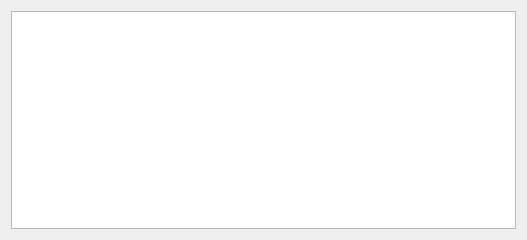
Qt form server/gui/ui/ActiveUsers.ui (Howest-AdvMathProg/project-2021-Joren-vanGoethem) before a commit.
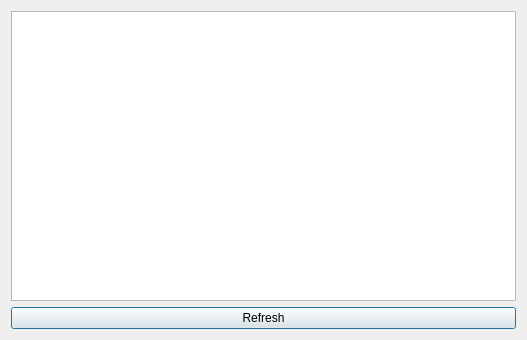
The same form after that commit.

Commit message: add refresh button

```diff
--- a/server/gui/ui/ActiveUsers.ui
+++ b/server/gui/ui/ActiveUsers.ui
@@ -7,7 +7,7 @@
     <x>0</x>
     <y>0</y>
     <width>527</width>
-    <height>240</height>
+    <height>340</height>
    </rect>
   </property>
   <property name="windowTitle">
@@ -24,6 +24,13 @@
      </property>
     </widget>
    </item>
+   <item row="1" column="0">
+    <widget class="QPushButton" name="refresh_users_button">
+     <property name="text">
+      <string>Refresh</string>
+     </property>
+    </widget>
+   </item>
   </layout>
  </widget>
  <resources/>
```
Left out of the diff: 2 changed lines with no effect on the pictures.
